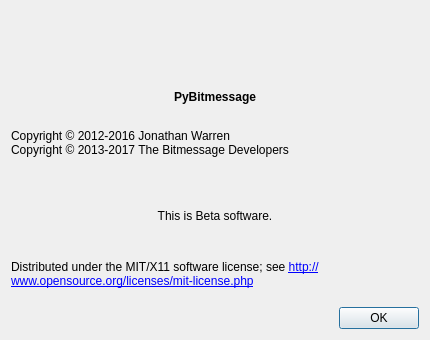
The window that src/bitmessageqt/about.ui (Bitmessage/PyBitmessage) describes before a commit, drawn with Qt 5.
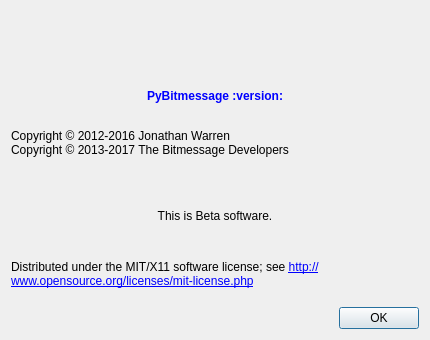
The same window after the commit. Icons and pictures are not drawn.

Commit message: Added link to github into labelVersion in AboutDialog

Diff of the .ui file:
```diff
--- a/src/bitmessageqt/about.ui
+++ b/src/bitmessageqt/about.ui
@@ -39,7 +39,7 @@
 	  </font>
 	</property>
 	<property name="text">
-	  <string notr="true">PyBitmessage</string>
+	  <string notr="true">&lt;html&gt;&lt;head/&gt;&lt;body&gt;&lt;p&gt;&lt;a href=&quot;https://github.com/Bitmessage/PyBitmessage/tree/:branch:&quot;&gt;&lt;span style=&quot;text-decoration:none; color:#0000ff;&quot;&gt;PyBitmessage :version:&lt;/span&gt;&lt;/a&gt;&lt;/p&gt;&lt;/body&gt;&lt;/html&gt;</string>
 	</property>
 	<property name="alignment">
 	  <set>Qt::AlignRight|Qt::AlignTrailing|Qt::AlignVCenter</set>
```
The commit also changes 1 other file.
